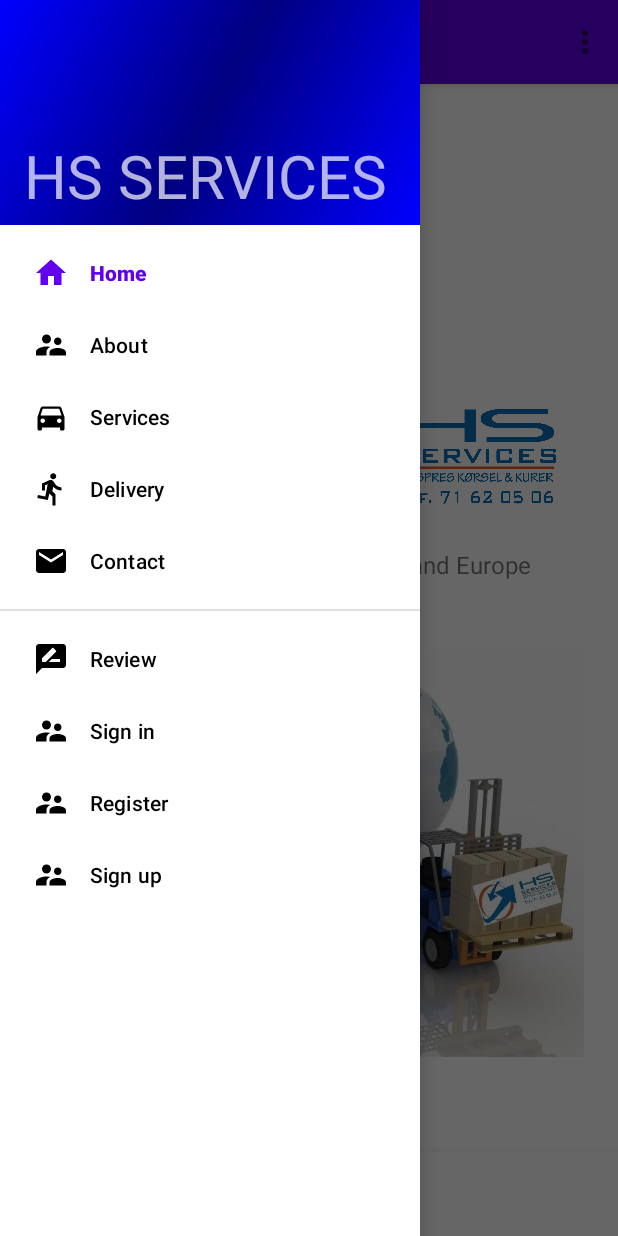
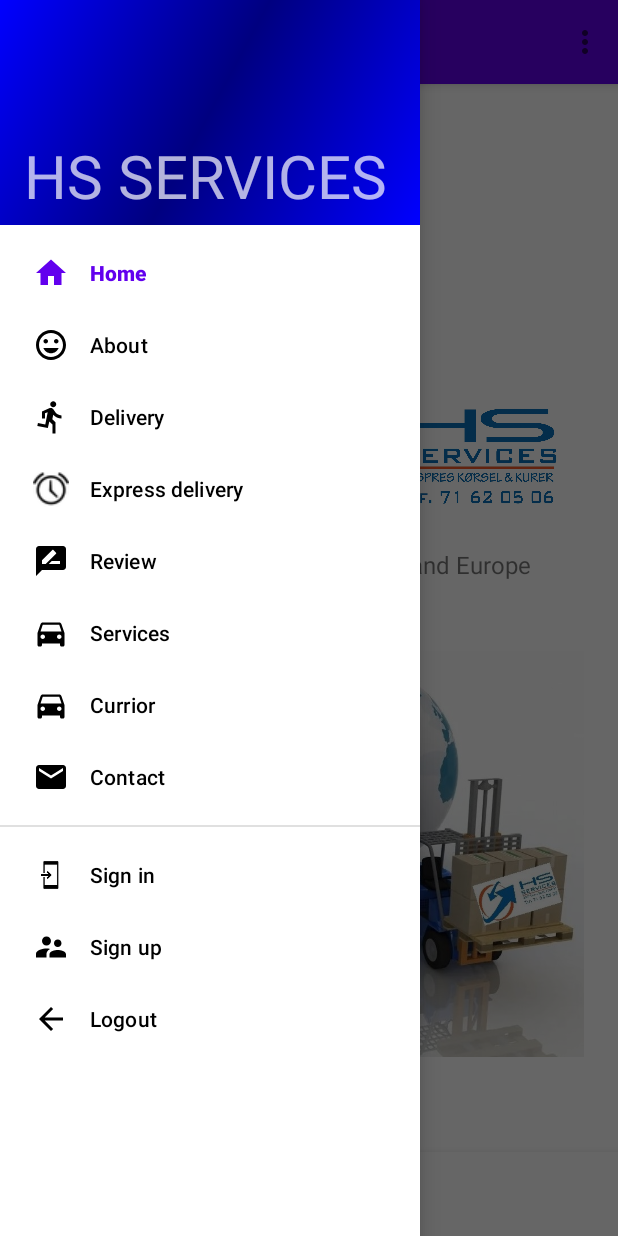
Before and after one commit to ancahutupasu/HeServices2, an Android app: the screen it shows after launch (MainActivity), with the side drawer open, on a phone screen of 412 x 824 dp. Run offline under Robolectric (Android 15) with nearby library versions, the phone set to English and light mode, and no system bars; our stand-ins replace navigation-ui.

Commit message:
small change everywhere-nav

```diff
--- a/app/src/main/java/com/example/heservices/MainActivity.java
+++ b/app/src/main/java/com/example/heservices/MainActivity.java
@@ -53,8 +53,10 @@ public class MainActivity extends AppCompatActivity {
                 R.id.nav_services,
                 R.id.nav_signin,
                 R.id.nav_setting,
-                R.id.nav_register,
-                R.id.nav_signup
+                R.id.nav_logout,
+                R.id.nav_signup,
+                R.id.nav_express,
+                R.id.nav_currior
         )
                 .setOpenableLayout(drawerLayout)
                 .build();
--- a/app/src/main/java/com/example/heservices/register/RegisterViewModel.java
+++ /dev/null
@@ -1,6 +0,0 @@
-package com.example.heservices.register;
-
-import androidx.lifecycle.ViewModel;
-
-public class RegisterViewModel extends ViewModel {
-}
--- a/app/src/main/res/menu/navigation_drawer.xml
+++ b/app/src/main/res/menu/navigation_drawer.xml
@@ -7,40 +7,48 @@
             android:title="Home" />
         <item
             android:id="@+id/nav_about"
-            android:icon="@drawable/ic_baseline_supervisor_account_24"
+            android:icon="@drawable/ic_baseline_tag_faces_24"
             android:title="About" />
+        <item
+            android:id="@+id/nav_delivery"
+            android:icon="@drawable/ic_baseline_directions_run_24"
+            android:title="Delivery" />
+        <item
+            android:id="@+id/nav_express"
+            android:icon="@android:drawable/ic_lock_idle_alarm"
+            android:title="Express delivery" />
+        <item
+            android:id="@+id/nav_review"
+            android:icon="@drawable/ic_baseline_rate_review_24"
+            android:title="Review" />
         <item
             android:id="@+id/nav_services"
             android:icon="@drawable/ic_baseline_directions_car_24"
             android:title="Services" />
         <item
-            android:id="@+id/nav_delivery"
-            android:icon="@drawable/ic_baseline_directions_run_24"
-            android:title="Delivery" />
+            android:id="@+id/nav_currior"
+            android:icon="@drawable/ic_baseline_directions_car_24"
+            android:title="Currior" />
         <item
             android:id="@+id/nav_contact"
             android:icon="@drawable/ic_baseline_email_24"
-            android:title="Contact"/>
+            android:title="Contact" />
 
     </group>
 
     <group android:id="@+id/other">
 
         <item
-            android:id="@+id/nav_review"
-            android:icon="@drawable/ic_baseline_rate_review_24"
-            android:title="Review" />
-        <item
             android:id="@+id/nav_signin"
-            android:icon="@drawable/ic_baseline_supervisor_account_24"
+            android:icon="@drawable/common_full_open_on_phone"
             android:title="Sign in" />
-        <item
-            android:id="@+id/nav_register"
-            android:icon="@drawable/ic_baseline_supervisor_account_24"
-            android:title="Register" />
         <item
             android:id="@+id/nav_signup"
             android:icon="@drawable/ic_baseline_supervisor_account_24"
             android:title="Sign up" />
+        <item
+            android:id="@+id/nav_logout"
+            android:icon="?attr/actionModeCloseDrawable"
+            android:title="Logout" />
     </group>
 </menu>
--- a/app/src/main/res/navigation/navigation.xml
+++ b/app/src/main/res/navigation/navigation.xml
@@ -50,14 +50,17 @@ app:startDestination="@+id/nav_home">
         android:name="com.example.heservices.signiN.signInFragment"
         android:label="Sign in" />
     <fragment
-        android:id="@+id/nav_register"
-        android:name="com.example.heservices.register.RegisterFragment"
-        android:label="Register"
-        />
-    <fragment
         android:id="@+id/nav_signup"
         android:name="com.example.heservices.signup.SignupFragment"
         android:label="Signup"
         />
+    <fragment
+        android:id="@+id/nav_signout"
+        android:name="com.example.heservices.logout.LogoutFragment"
+        android:label="LogoutFragment" />
+    <fragment
+        android:id="@+id/nav_currior"
+        android:name="com.example.heservices.currior.CurriorFragment"
+        android:label="CurriorFragment" />
 
 </navigation>
--- a/app/src/main/res/values/strings.xml
+++ b/app/src/main/res/values/strings.xml
@@ -18,6 +18,8 @@
     <string name="phoneNo">Tel</string>
     <string name="usernameSignUp">username</string>
     <string name="nameSignUp">Full Name</string>
+    <!-- TODO: Remove or change this placeholder text -->
+    <string name="hello_blank_fragment">Hello blank fragment</string>
 
 
 </resources>
```
Also changed, not shown: app/src/main/java/com/example/heservices/register/RegisterFragment.java (deleted, +0 -17 lines), app/src/main/res/layout/fragment_register.xml (deleted, +0 -115 lines).
